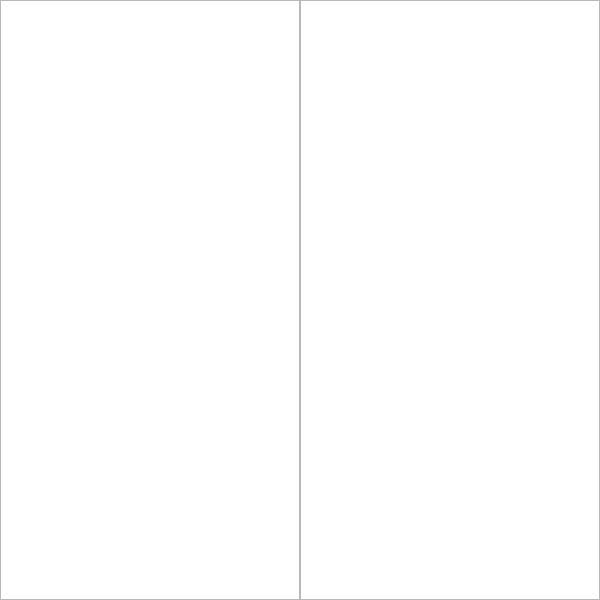
This is app/explorer.ui in ce-itcr/MyInvincibleLibrary as Qt 5 draws it before an edit. The edited form follows.
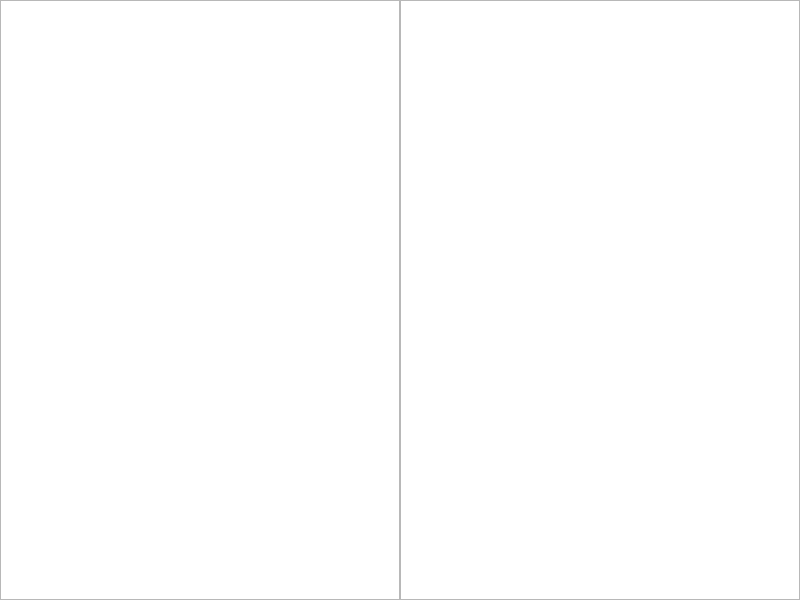
This is the edited form. Icons and pictures are not drawn.

```diff
--- a/app/explorer.ui
+++ b/app/explorer.ui
@@ -6,7 +6,7 @@
    <rect>
     <x>0</x>
     <y>0</y>
-    <width>600</width>
+    <width>800</width>
     <height>600</height>
    </rect>
   </property>
@@ -22,7 +22,7 @@
     <rect>
      <x>0</x>
      <y>0</y>
-     <width>300</width>
+     <width>400</width>
      <height>600</height>
     </rect>
    </property>
@@ -30,13 +30,32 @@
   <widget class="QListView" name="listView">
    <property name="geometry">
     <rect>
-     <x>300</x>
+     <x>400</x>
      <y>0</y>
-     <width>300</width>
+     <width>400</width>
      <height>600</height>
     </rect>
    </property>
   </widget>
+  <widget class="QLabel" name="background">
+   <property name="geometry">
+    <rect>
+     <x>0</x>
+     <y>0</y>
+     <width>800</width>
+     <height>600</height>
+    </rect>
+   </property>
+   <property name="styleSheet">
+    <string notr="true">background-image: url(:/img/background.jpg);</string>
+   </property>
+   <property name="text">
+    <string/>
+   </property>
+  </widget>
+  <zorder>background</zorder>
+  <zorder>treeView</zorder>
+  <zorder>listView</zorder>
  </widget>
  <resources>
   <include location="imgresources.qrc"/>
```
